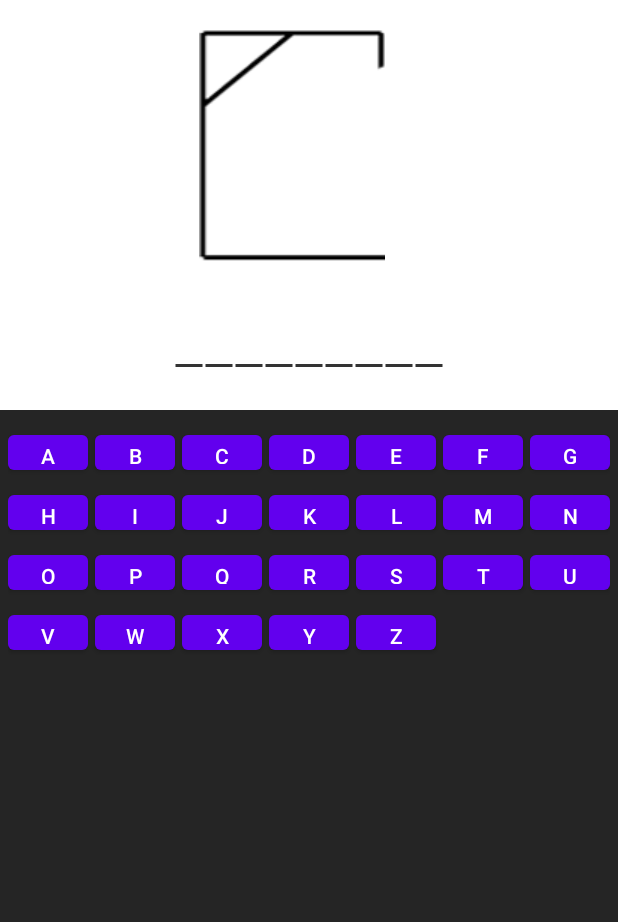
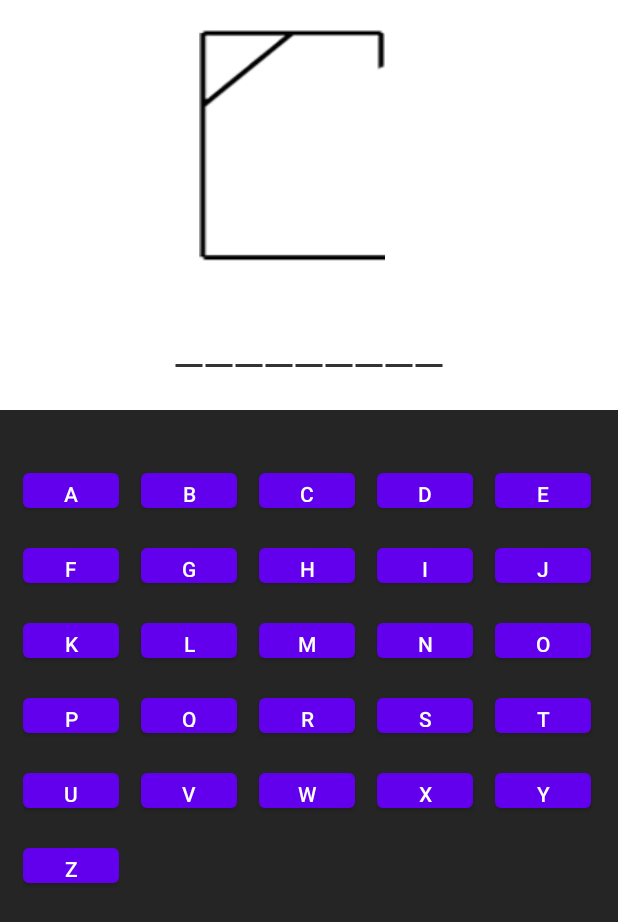
Before and after one commit to Alvaroms00/ProyectoFinal, an Android app: the HangmanActivity screen opened directly, with no data from a screen before it, on a phone screen of 412 x 824 dp. Shown: the top 922 px of the screen. Run offline under Robolectric (Android 15) with nearby library versions, the phone set to English and light mode, and no system bars.

Commit message:
0.1.14.2 04/05/23 Modificaciones en las ventanas

```diff
--- a/app/src/main/AndroidManifest.xml
+++ b/app/src/main/AndroidManifest.xml
@@ -12,9 +12,6 @@
         android:supportsRtl="true"
         android:theme="@style/Theme.ProyectoFinal"
         tools:targetApi="31">
-        <activity
-            android:name=".CerrarsesionActivity"
-            android:exported="false" />
         <activity
             android:name=".Juegos.SnakeActivity"
             android:exported="false"
--- a/app/src/main/res/layout/activity_hangman.xml
+++ b/app/src/main/res/layout/activity_hangman.xml
@@ -94,10 +94,11 @@
         android:layout_height="wrap_content"
         android:layout_gravity="center"
         android:layout_marginBottom="5dp"
-        android:numColumns="7"
-        android:padding="5dp"
+        android:layout_marginTop="15dp"
+        android:numColumns="5"
+        android:padding="15dp"
         android:stretchMode="columnWidth"
-        android:verticalSpacing="5dp"
-        android:horizontalSpacing="5dp"/>
+        android:verticalSpacing="15dp"
+        android:horizontalSpacing="15dp"/>
 
 </LinearLayout>
--- a/app/src/main/res/layout/fragment_login.xml
+++ b/app/src/main/res/layout/fragment_login.xml
@@ -9,6 +9,6 @@
     <TextView
         android:layout_width="match_parent"
         android:layout_height="match_parent"
-        android:text="@string/hello_blank_fragment" />
+        android:text="hola" />
 
 </FrameLayout>
```
Also changed, not shown: app/src/main/java/com/alvaro/proyectofinal/LoginActivity.kt (deleted, +0 -15 lines), app/src/main/java/com/alvaro/proyectofinal/OnBoarding/RegistroFragment.kt (+9 -0 lines), app/src/main/res/values/strings.xml (+3 -5 lines), 1 other file.
